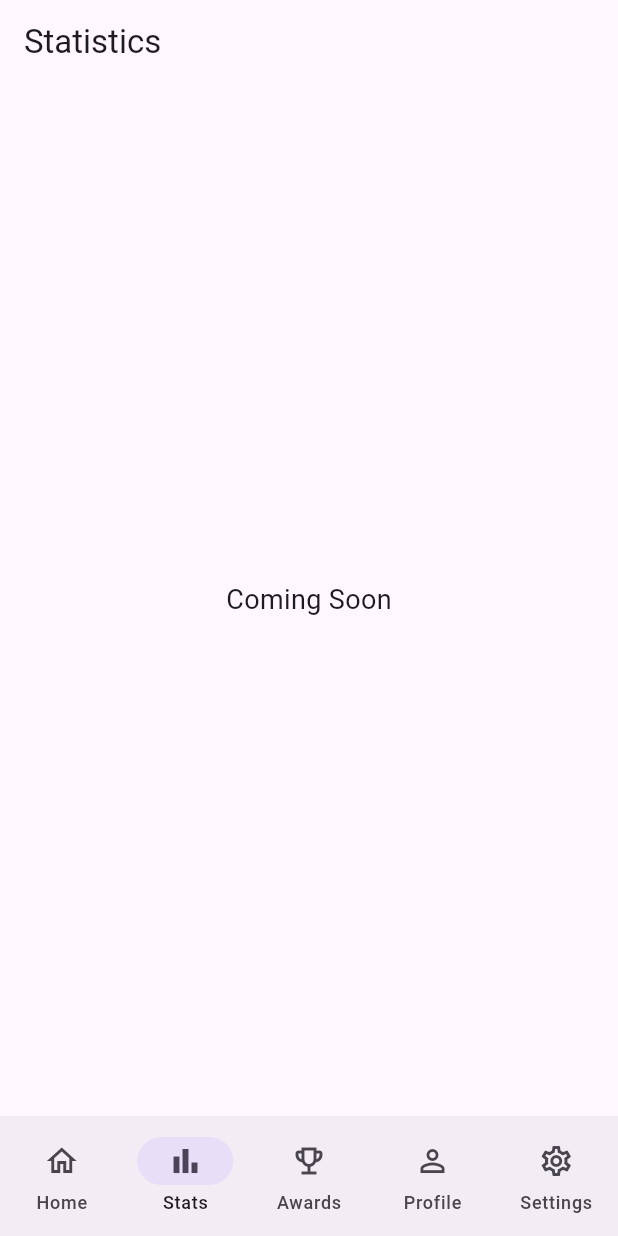
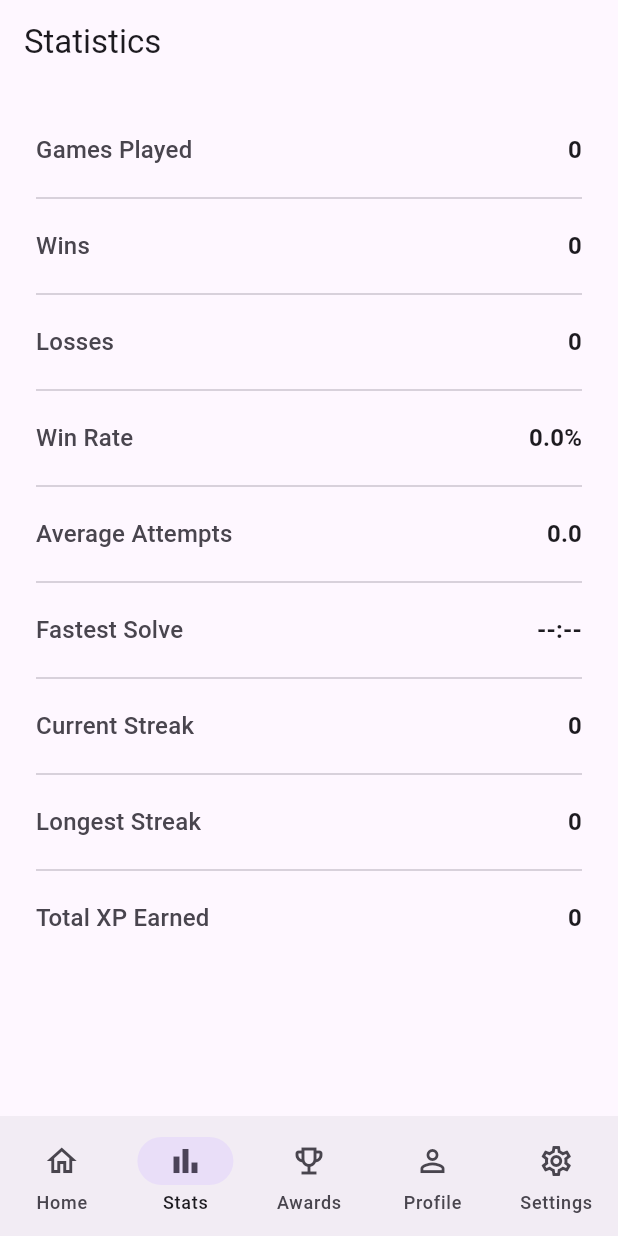
Before and after one commit to rmp7439/brain_games, a Flutter app: the screen it shows after launch, item 2 of the bottom bar chosen, on a phone screen of 412 x 824 dp. Run offline on Flutter 3.47's test engine with Material 3 defaults, Android fonts, the phone set to English and light mode, and no system bars; our stand-ins replace flutter_riverpod, go_router.

Commit message:
player and stats impl

```diff
--- a/lib/features/home/providers/home_provider.dart
+++ b/lib/features/home/providers/home_provider.dart
@@ -62,8 +62,8 @@ class HomeNotifier extends AsyncNotifier<HomeState> {
       final challenge = await repository.getDailyChallenge(info.id);
 
       final hasDailyBadge = challenge != null && challenge.available && !challenge.completed;
-      final safeStats = stats ?? const GameStats(gamesPlayed: 0, wins: 0, losses: 0, winRate: 0, bestScore: 0, currentRating: 0, highestRating: 0, totalPlayTime: Duration.zero);
-      final safeProgress = progress ?? const GameProgress(unlocked: false, completedTutorial: false, currentLevel: 1, xpEarned: 0, streak: 0);
+      final safeStats = stats ?? const GameStats(gamesPlayed: 0, wins: 0, losses: 0, winRate: 0.0, bestScore: 0, currentRating: 0, highestRating: 0, totalPlayTime: Duration.zero, averageAttempts: 0.0, fastestSolve: null);
+      final safeProgress = progress ?? const GameProgress(unlocked: false, completedTutorial: false, currentLevel: 1, xpEarned: 0, streak: 0, longestStreak: 0);
 
       totalGamesPlayed += safeStats.gamesPlayed;
       overallXP += safeProgress.xpEarned;
@@ -96,7 +96,6 @@ class HomeNotifier extends AsyncNotifier<HomeState> {
       }
     }
 
-    // Default 'Continue Playing' if no games played yet
     continuePlaying ??= allGames.isNotEmpty ? allGames.first : null;
 
     return HomeState(
--- a/lib/features/statistics/statistics_page.dart
+++ b/lib/features/statistics/statistics_page.dart
@@ -1,15 +1,106 @@
 import 'package:flutter/material.dart';
+import 'package:flutter_riverpod/flutter_riverpod.dart';
 
-class StatisticsPage extends StatelessWidget {
+import '../../shared/models/game_progress.dart';
+import '../../shared/models/game_stats.dart';
+import '../../shared/providers/repository_providers.dart';
+
+final statisticsProvider = FutureProvider.autoDispose((ref) async {
+  final repository = ref.watch(gameRepositoryProvider);
+  final stats = await repository.getGameStats('code_deducer');
+  final progress = await repository.getGameProgress('code_deducer');
+  return {'stats': stats, 'progress': progress};
+});
+
+class StatisticsPage extends ConsumerWidget {
   const StatisticsPage({super.key});
 
+  String _formatDuration(Duration? duration) {
+    if (duration == null) return '--:--';
+    final m = duration.inMinutes.toString().padLeft(2, '0');
+    final s = (duration.inSeconds % 60).toString().padLeft(2, '0');
+    return '$m:$s';
+  }
+
   @override
-  Widget build(BuildContext context) {
+  Widget build(BuildContext context, WidgetRef ref) {
+    final statsAsync = ref.watch(statisticsProvider);
+
     return Scaffold(
       appBar: AppBar(title: const Text('Statistics')),
-      body: const Center(
-        child: Text('Coming Soon', style: TextStyle(fontSize: 18)),
+      body: statsAsync.when(
+        loading: () => const Center(child: CircularProgressIndicator()),
+        error: (error, stack) => Center(child: Text('Error: $error')),
+        data: (data) {
+          // Explictly cast the data to resolve the Object undefined getter analysis errors
+          final stats = data['stats'] as GameStats?;
+          final progress = data['progress'] as GameProgress?;
+
+          if (stats == null || progress == null) {
+            return const Center(
+              child: Text(
+                'Play a game to see your statistics!',
+                style: TextStyle(fontSize: 16),
+              ),
+            );
+          }
+
+          return ListView(
+            padding: const EdgeInsets.symmetric(vertical: 24.0, horizontal: 24.0),
+            children: [
+              _StatRow(label: 'Games Played', value: '${stats.gamesPlayed}'),
+              const Divider(height: 24),
+              _StatRow(label: 'Wins', value: '${stats.wins}'),
+              const Divider(height: 24),
+              _StatRow(label: 'Losses', value: '${stats.losses}'),
+              const Divider(height: 24),
+              _StatRow(label: 'Win Rate', value: '${(stats.winRate * 100).toStringAsFixed(1)}%'),
+              const Divider(height: 24),
+              _StatRow(label: 'Average Attempts', value: stats.averageAttempts.toStringAsFixed(1)),
+              const Divider(height: 24),
+              _StatRow(label: 'Fastest Solve', value: _formatDuration(stats.fastestSolve)),
+              const Divider(height: 24),
+              _StatRow(label: 'Current Streak', value: '${progress.streak}'),
+              const Divider(height: 24),
+              _StatRow(label: 'Longest Streak', value: '${progress.longestStreak}'),
+              const Divider(height: 24),
+              _StatRow(label: 'Total XP Earned', value: '${progress.xpEarned}'),
+            ],
+          );
+        },
       ),
     );
   }
 }
+
+class _StatRow extends StatelessWidget {
+  final String label;
+  final String value;
+
+  const _StatRow({required this.label, required this.value});
+
+  @override
+  Widget build(BuildContext context) {
+    final theme = Theme.of(context);
+    return Padding(
+      padding: const EdgeInsets.symmetric(vertical: 8.0),
+      child: Row(
+        mainAxisAlignment: MainAxisAlignment.spaceBetween,
+        children: [
+          Text(
+            label,
+            style: theme.textTheme.titleMedium?.copyWith(
+              color: theme.colorScheme.onSurfaceVariant,
+            ),
+          ),
+          Text(
+            value,
+            style: theme.textTheme.titleMedium?.copyWith(
+              fontWeight: FontWeight.bold,
+            ),
+          ),
+        ],
+      ),
+    );
+  }
+}
--- a/lib/shared/models/game_progress.dart
+++ b/lib/shared/models/game_progress.dart
@@ -7,6 +7,7 @@ class GameProgress {
   final int currentLevel;
   final int xpEarned;
   final int streak;
+  final int longestStreak;
 
   const GameProgress({
     required this.unlocked,
@@ -14,6 +15,7 @@ class GameProgress {
     required this.currentLevel,
     required this.xpEarned,
     required this.streak,
+    required this.longestStreak,
   });
 
   GameProgress copyWith({
@@ -22,6 +24,7 @@ class GameProgress {
     int? currentLevel,
     int? xpEarned,
     int? streak,
+    int? longestStreak,
   }) {
     return GameProgress(
       unlocked: unlocked ?? this.unlocked,
@@ -29,6 +32,7 @@ class GameProgress {
       currentLevel: currentLevel ?? this.currentLevel,
       xpEarned: xpEarned ?? this.xpEarned,
       streak: streak ?? this.streak,
+      longestStreak: longestStreak ?? this.longestStreak,
     );
   }
 
@@ -40,7 +44,8 @@ class GameProgress {
         other.completedTutorial == completedTutorial &&
         other.currentLevel == currentLevel &&
         other.xpEarned == xpEarned &&
-        other.streak == streak;
+        other.streak == streak &&
+        other.longestStreak == longestStreak;
   }
 
   @override
@@ -51,6 +56,7 @@ class GameProgress {
       currentLevel,
       xpEarned,
       streak,
+      longestStreak,
     );
   }
 }
--- a/lib/shared/models/game_stats.dart
+++ b/lib/shared/models/game_stats.dart
@@ -10,6 +10,8 @@ class GameStats {
   final int currentRating;
   final int highestRating;
   final Duration totalPlayTime;
+  final double averageAttempts;
+  final Duration? fastestSolve;
 
   const GameStats({
     required this.gamesPlayed,
@@ -20,6 +22,8 @@ class GameStats {
     required this.currentRating,
     required this.highestRating,
     required this.totalPlayTime,
+    required this.averageAttempts,
+    this.fastestSolve,
   });
 
   GameStats copyWith({
@@ -31,6 +35,8 @@ class GameStats {
     int? currentRating,
     int? highestRating,
     Duration? totalPlayTime,
+    double? averageAttempts,
+    Duration? fastestSolve,
   }) {
     return GameStats(
       gamesPlayed: gamesPlayed ?? this.gamesPlayed,
@@ -41,6 +47,8 @@ class GameStats {
       currentRating: currentRating ?? this.currentRating,
       highestRating: highestRating ?? this.highestRating,
       totalPlayTime: totalPlayTime ?? this.totalPlayTime,
+      averageAttempts: averageAttempts ?? this.averageAttempts,
+      fastestSolve: fastestSolve ?? this.fastestSolve,
     );
   }
 
@@ -55,7 +63,9 @@ class GameStats {
         other.bestScore == bestScore &&
         other.currentRating == currentRating &&
         other.highestRating == highestRating &&
-        other.totalPlayTime == totalPlayTime;
+        other.totalPlayTime == totalPlayTime &&
+        other.averageAttempts == averageAttempts &&
+        other.fastestSolve == fastestSolve;
   }
 
   @override
@@ -69,6 +79,8 @@ class GameStats {
       currentRating,
       highestRating,
       totalPlayTime,
+      averageAttempts,
+      fastestSolve,
     );
   }
 }
--- a/lib/shared/repositories/mock_game_repository.dart
+++ b/lib/shared/repositories/mock_game_repository.dart
@@ -26,6 +26,7 @@ class MockGameRepository implements GameRepository {
       currentLevel: 1,
       xpEarned: 0,
       streak: 0,
+      longestStreak: 0,
     ),
   };
 
@@ -64,6 +65,8 @@ class MockGameRepository implements GameRepository {
           currentRating: 0,
           highestRating: 0,
           totalPlayTime: Duration.zero,
+          averageAttempts: 0.0,
+          fastestSolve: null,
         );
   }
 
@@ -89,6 +92,7 @@ class MockGameRepository implements GameRepository {
           currentLevel: 1,
           xpEarned: 0,
           streak: 0,
+          longestStreak: 0,
         );
   }
 
```
Also changed, not shown: lib/features/code_deducer/providers/code_deducer_provider.dart (+115 -13 lines).
